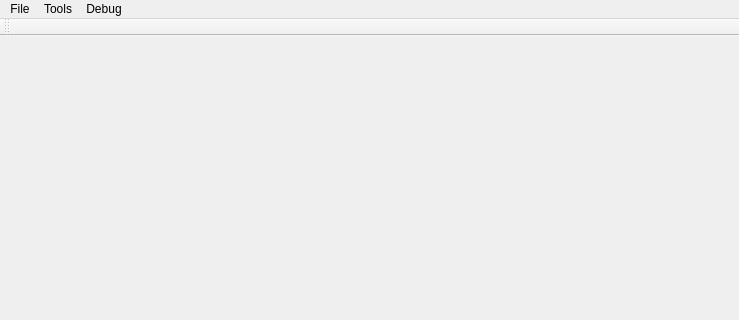
First picture: the form in inspector/editor/coffeegameeditor.ui, repository hbirchtree/coffeecutie, before the edit; both pictures show x 0 to 739 and y 0 to 320 of the 739 by 537 pixel window.
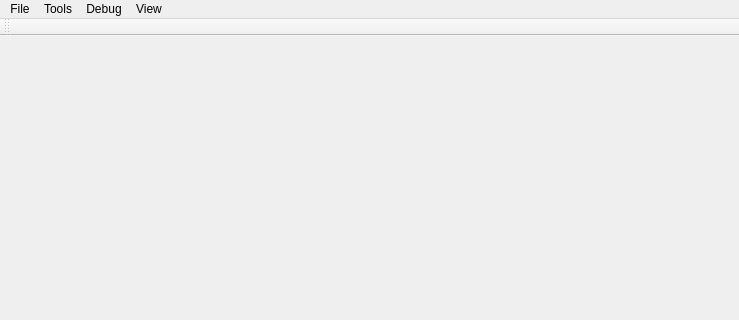
Second picture: the form after the edit.

Commit message: - Disabled RenderLoop loop in CoffeeRenderer  - Created menu option for hiding toolbar, might do more (yes, we are doing fluff now)

Diff of the .ui file:
```diff
--- a/inspector/editor/coffeegameeditor.ui
+++ b/inspector/editor/coffeegameeditor.ui
@@ -43,9 +43,16 @@
     </property>
     <addaction name="actionClear_log"/>
    </widget>
+   <widget class="QMenu" name="menuView">
+    <property name="title">
+     <string>View</string>
+    </property>
+    <addaction name="actionToolbar"/>
+   </widget>
    <addaction name="menuFile"/>
    <addaction name="menuTools"/>
    <addaction name="menuDebug"/>
+   <addaction name="menuView"/>
   </widget>
   <widget class="QStatusBar" name="statusbar"/>
   <widget class="QToolBar" name="toolBar">
```
Left out of the diff: 8 changed lines with no effect on the pictures. The commit also changes 5 other files.
